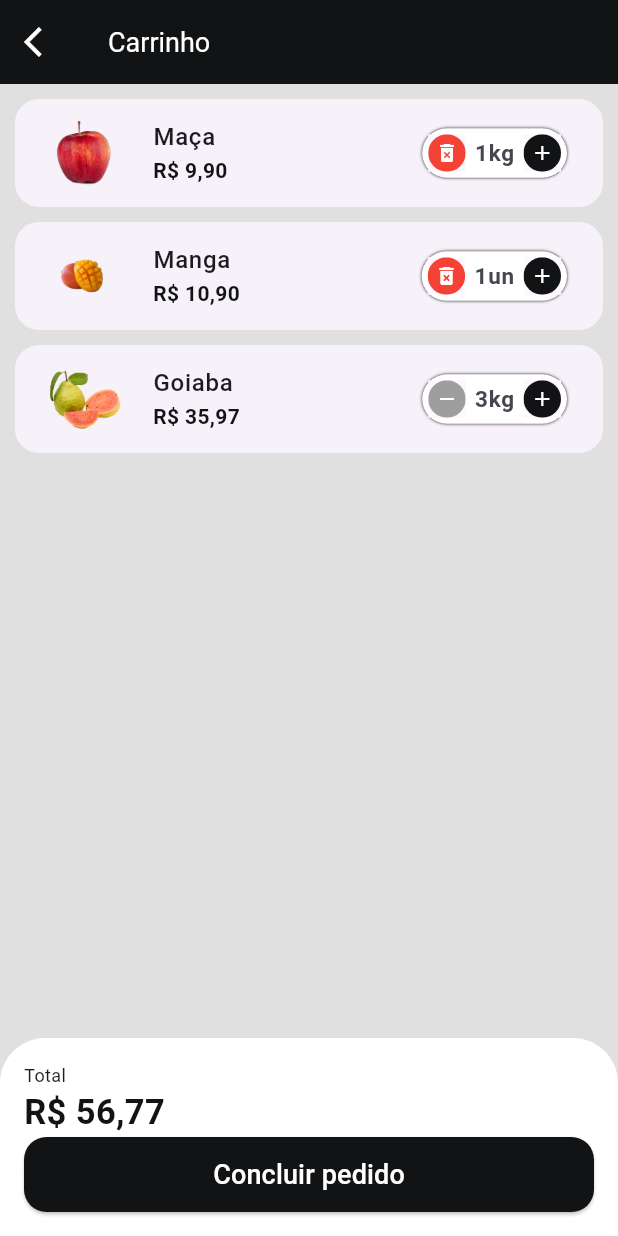
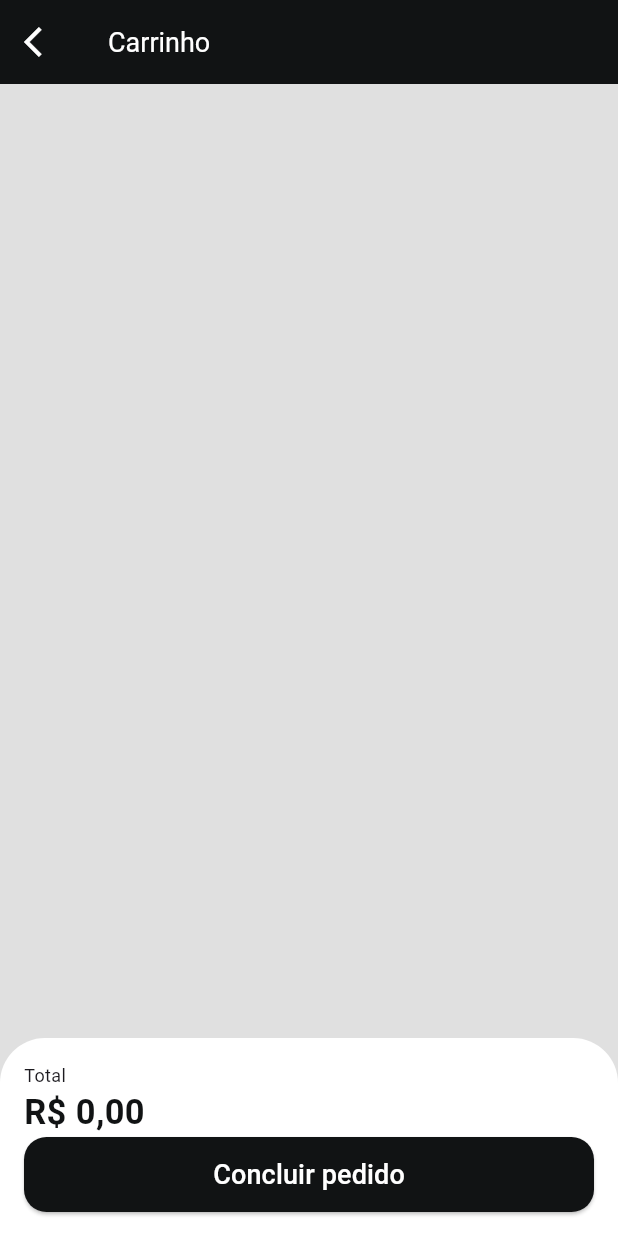
Before and after one commit to lguilherme44/quitanda-flutter, a Flutter app: the screen it shows after launch, after a tap on "Entrar", after a tap on the "shopping cart" icon, on a phone screen of 412 x 824 dp. Run offline on Flutter 3.47's test engine with Material 3 defaults, Android fonts, the phone set to English and light mode, and no system bars; our stand-ins replace flutter_dotenv, fluttertoast, google_fonts, loading_animation_widget, mask_text_input_formatter, shared_preferences; missing offline and left inert: auth0_flutter; network calls fail.

Commit message:
- add cart controller

```diff
--- a/lib/src/app.dart
+++ b/lib/src/app.dart
@@ -1,11 +1,13 @@
 import 'package:flutter/material.dart';
 import 'package:google_fonts/google_fonts.dart';
 import 'package:goya/src/config/custom_colors.dart';
+import 'package:goya/src/controllers/cart_controller.dart';
+import 'package:goya/src/controllers/category_controller.dart';
+import 'package:goya/src/controllers/product_controller.dart';
 import 'package:goya/src/pages/auth/sign_controller.dart';
 import 'package:goya/src/pages/auth/sign_in_screen.dart';
 import 'package:fluttertoast/fluttertoast.dart';
 import 'package:goya/src/pages/home/home_tab.dart';
-import 'package:goya/src/pages/product/product_controller.dart';
 import 'package:provider/provider.dart';
 
 class AppWidget extends StatelessWidget {
@@ -16,7 +18,9 @@ class AppWidget extends StatelessWidget {
     return MultiProvider(
       providers: [
         ChangeNotifierProvider(create: (_) => SignController()),
-        ChangeNotifierProvider(create: (_) => ProductController())
+        ChangeNotifierProvider(create: (_) => ProductController()),
+        ChangeNotifierProvider(create: (_) => CategoryController()),
+        ChangeNotifierProvider(create: (_) => CartController())
       ],
       child: MaterialApp(
         title: 'Empório Goya',
--- a/lib/src/pages/product/category_controller.dart
+++ b/lib/src/controllers/category_controller.dart
@@ -17,7 +17,6 @@ class CategoryController extends ChangeNotifier {
 
     try {
       categories = await service.load();
-      print(categories[0].name);
       state = CategoryState.success;
       notifyListeners();
     } catch (e) {
--- a/lib/src/domain/models/cart_item_model.dart
+++ b/lib/src/domain/models/cart_item_model.dart
@@ -1,46 +1,10 @@
 import 'package:goya/src/domain/models/products_model.dart';
 
 class CartItemModel {
-  ProductsModel item;
+  final ProductsModel product;
   int quantity;
 
-  CartItemModel({required this.item, required this.quantity});
+  CartItemModel({required this.product, this.quantity = 1});
 
-  double totalPrice() => item.price * quantity;
+  double totalPrice() => product.price * quantity;
 }
-
-List<CartItemModel> cartItems = [
-  CartItemModel(
-    item: ProductsModel(
-        id: 1,
-        description: 'description 1',
-        imgUrl: 'assets/fruits/apple.png',
-        itemName: 'Maça',
-        price: 9.90,
-        categoryId: 1,
-        unit: 'kg'),
-    quantity: 1,
-  ),
-  CartItemModel(
-    item: ProductsModel(
-        id: 2,
-        description: 'description 2',
-        imgUrl: 'assets/fruits/mango.png',
-        itemName: 'Manga',
-        price: 10.90,
-        categoryId: 1,
-        unit: 'un'),
-    quantity: 1,
-  ),
-  CartItemModel(
-    item: ProductsModel(
-        id: 3,
-        description: 'description 3',
-        imgUrl: 'assets/fruits/guava.png',
-        itemName: 'Goiaba',
-        categoryId: 1,
-        price: 11.99,
-        unit: 'kg'),
-    quantity: 3,
-  ),
-];
--- a/lib/src/pages/cart/cart_tab.dart
+++ b/lib/src/pages/cart/cart_tab.dart
@@ -1,13 +1,12 @@
 import 'package:flutter/material.dart';
 import 'package:goya/src/config/custom_colors.dart';
+import 'package:goya/src/controllers/cart_controller.dart';
 import 'package:goya/src/pages/cart/components/cart_tile.dart';
-import 'package:goya/src/pages/home/home_tab.dart';
 import 'package:goya/src/pages/layout/base_screen.dart';
 import 'package:goya/src/shared/components/custom_button.dart';
 import 'package:goya/src/utils/navigation_helper.dart';
 import 'package:goya/src/utils/utils_services.dart';
-
-import '../../domain/models/cart_item_model.dart';
+import 'package:provider/provider.dart';
 
 class CartTab extends StatefulWidget {
   const CartTab({super.key});
@@ -19,24 +18,10 @@ class CartTab extends StatefulWidget {
 class _CartTabState extends State<CartTab> {
   final utilsServices = UtilsServices();
 
-  void removeItemFromCart(CartItemModel cartItem) {
-    setState(() {
-      cartItems.remove(cartItem);
-    });
-  }
-
-  double cartTotalPrice() {
-    double total = 0;
-
-    for (var item in cartItems) {
-      total += item.totalPrice();
-    }
-
-    return total;
-  }
-
   @override
   Widget build(BuildContext context) {
+    CartController cartController = context.watch<CartController>();
+
     return Scaffold(
       appBar: AppBar(
         leading: IconButton(
@@ -54,10 +39,13 @@ class _CartTabState extends State<CartTab> {
         children: [
           Expanded(
             child: ListView.builder(
-              itemCount: cartItems.length,
+              itemCount: cartController.cartItems.length,
               itemBuilder: (_, index) {
                 return CartTile(
-                    cartItem: cartItems[index], remove: removeItemFromCart);
+                  cartItem: cartController.cartItems[index],
+                  remove: (cartItem) =>
+                      cartController.removeFromCart(cartItem.product),
+                );
               },
             ),
           ),
@@ -85,7 +73,8 @@ class _CartTabState extends State<CartTab> {
                   style: TextStyle(fontSize: 12),
                 ),
                 Text(
-                  utilsServices.priceToCurrency(cartTotalPrice()),
+                  utilsServices
+                      .priceToCurrency(cartController.cartTotalPrice()),
                   style: TextStyle(
                     fontSize: 23,
                     color: CustomColors.customSwatchColor,
--- a/lib/src/pages/cart/components/cart_tile.dart
+++ b/lib/src/pages/cart/components/cart_tile.dart
@@ -27,14 +27,14 @@ class _CartTileState extends State<CartTile> {
       child: ListTile(
         // imagem
         leading: Image.asset(
-          widget.cartItem.item.imgUrl,
+          widget.cartItem.product.imgUrl,
           height: 60,
           width: 60,
         ),
 
         // titulo
         title: Text(
-          widget.cartItem.item.itemName,
+          widget.cartItem.product.itemName,
           style: const TextStyle(
             fontWeight: FontWeight.w500,
           ),
@@ -51,7 +51,7 @@ class _CartTileState extends State<CartTile> {
         // qde
         trailing: QuantityWidget(
           value: widget.cartItem.quantity,
-          suffixText: widget.cartItem.item.unit,
+          suffixText: widget.cartItem.product.unit,
           result: ((quantity) {
             setState(() {
               widget.cartItem.quantity = quantity;
--- a/lib/src/pages/home/home_tab.dart
+++ b/lib/src/pages/home/home_tab.dart
@@ -1,6 +1,9 @@
 import 'package:flutter/material.dart';
 import 'package:fluttertoast/fluttertoast.dart';
 import 'package:goya/src/config/custom_colors.dart';
+import 'package:goya/src/controllers/cart_controller.dart';
+import 'package:goya/src/controllers/category_controller.dart';
+import 'package:goya/src/controllers/product_controller.dart';
 import 'package:goya/src/main/factories/services/category/category_service.dart';
 import 'package:goya/src/domain/models/categoties_model.dart';
 import 'package:goya/src/domain/models/products_model.dart';
@@ -9,8 +12,6 @@ import 'package:goya/src/pages/auth/sign_controller.dart';
 import 'package:goya/src/pages/auth/sign_in_screen.dart';
 import 'package:goya/src/pages/cart/cart_tab.dart';
 import 'package:goya/src/pages/home/components/item_tile.dart';
-import 'package:goya/src/pages/product/category_controller.dart';
-import 'package:goya/src/pages/product/product_controller.dart';
 import 'package:goya/src/pages/profile/profile_tab.dart';
 import 'package:goya/src/utils/navigation_helper.dart';
 import 'package:goya/src/utils/utils_services.dart';
@@ -88,6 +89,7 @@ class _HomeTabState extends State<HomeTab> {
 
   @override
   Widget build(BuildContext context) {
+    CartController cartController = context.watch<CartController>();
     return Scaffold(
       appBar: AppBar(
         leading: Builder(
@@ -131,9 +133,9 @@ class _HomeTabState extends State<HomeTab> {
                 child: Badge(
                   backgroundColor: CustomColors.customConstrastColors,
                   alignment: Alignment.topRight,
-                  label: const Text(
-                    '0',
-                    style: TextStyle(color: Colors.white, fontSize: 11),
+                  label: Text(
+                    '${cartController.cartItems.length}',
+                    style: const TextStyle(color: Colors.white, fontSize: 11),
                   ),
                   child: IconButton(
                     onPressed: () {
```
Also changed, not shown: lib/src/controllers/cart_controller.dart (added, +48 -0 lines), lib/src/pages/home/components/item_tile.dart (+8 -2 lines), lib/src/controllers/product_controller.dart (renamed from lib/src/pages/product/product_controller.dart), 1 other file.
